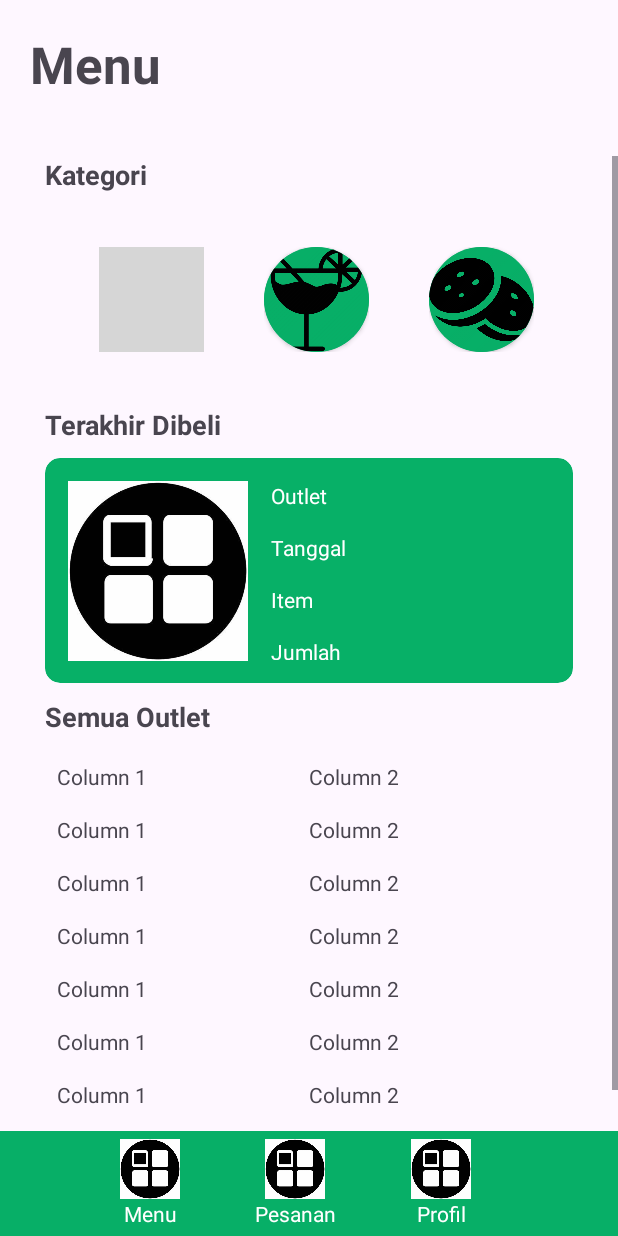
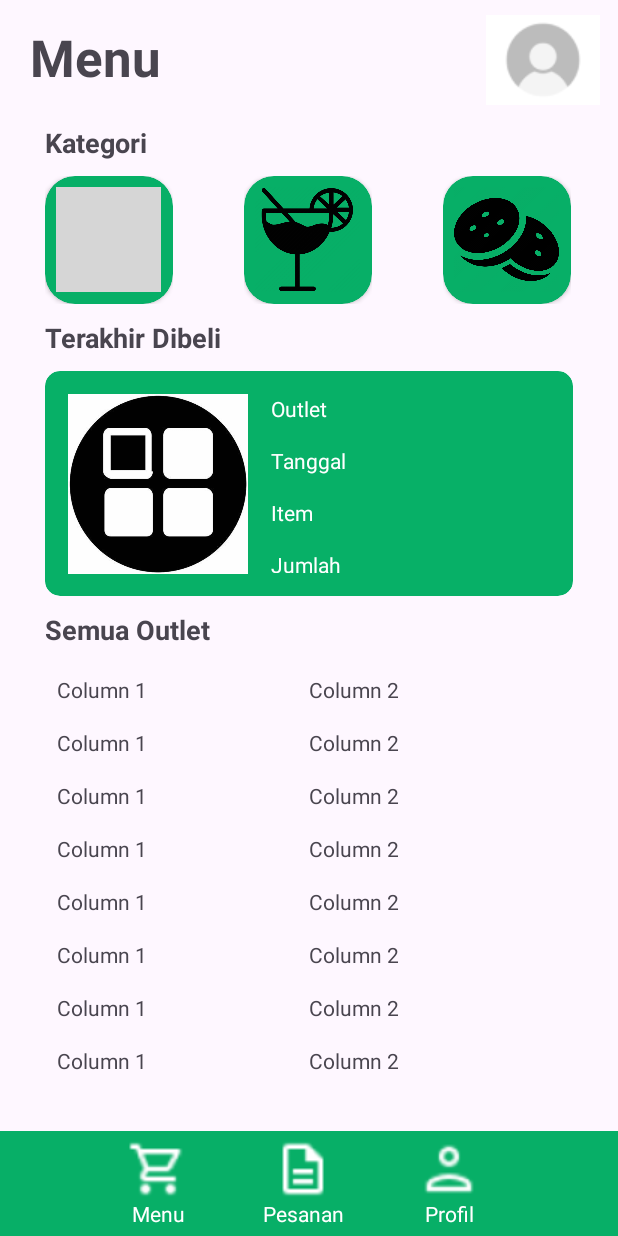
Before and after one commit to harismuj/ECanteen, an Android app: the MainActivity screen opened directly, with no data from a screen before it, on a phone screen of 412 x 824 dp. Run offline under Robolectric (Android 15) with nearby library versions, the phone set to English and light mode, and no system bars; grey boxes are pictures that could not be loaded.

Commit message:
homepage ui

```diff
--- a/app/src/main/res/layout/activity_category.xml
+++ b/app/src/main/res/layout/activity_category.xml
@@ -7,7 +7,6 @@
     <androidx.recyclerview.widget.RecyclerView
         android:id="@+id/categoryRecyclerView"
         android:layout_width="match_parent"
-        android:layout_height="wrap_content"
-        android:padding="16dp"/>
+        android:layout_height="wrap_content" />
 
 </RelativeLayout>
--- a/app/src/main/res/layout/activity_main.xml
+++ b/app/src/main/res/layout/activity_main.xml
@@ -4,8 +4,8 @@
     xmlns:tools="http://schemas.android.com/tools"
     android:layout_width="match_parent"
     android:layout_height="match_parent"
-    android:paddingTop="20dp"
     android:orientation="vertical"
+    android:paddingTop="10dp"
     tools:context=".MainActivity">
 
     <!-- Navigation Bar -->
@@ -42,16 +42,32 @@
 
     <!--    </LinearLayout>-->
 
+    <LinearLayout
+        android:layout_width="match_parent"
+        android:layout_height="wrap_content"
+        android:layout_weight="1"
+        android:elevation="8dp"
+        android:orientation="horizontal">
+
         <TextView
             android:id="@+id/menu"
             android:layout_width="match_parent"
-        android:layout_height="228dp"
+            android:layout_height="200dp"
             android:layout_marginLeft="20dp"
+            android:layout_marginTop="5dp"
             android:layout_marginBottom="10dp"
             android:layout_weight="1"
             android:text="Menu"
             android:textSize="34sp"
             android:textStyle="bold" />
+
+        <ImageView
+            android:id="@+id/imageView"
+            android:layout_width="200dp"
+            android:layout_height="wrap_content"
+            android:layout_weight="1"
+            android:src="@drawable/profil"/>
+    </LinearLayout>
 
     <ScrollView
         android:layout_width="match_parent"
@@ -72,6 +88,7 @@
                 android:id="@+id/kategori"
                 android:layout_width="wrap_content"
                 android:layout_height="wrap_content"
+                android:layout_marginBottom="10dp"
                 android:layout_weight="1"
                 android:text="Kategori"
                 android:textSize="18sp"
@@ -80,13 +97,13 @@
             <androidx.recyclerview.widget.RecyclerView
                 android:id="@+id/categoryRecyclerView"
                 android:layout_width="wrap_content"
-                android:layout_height="wrap_content"
-                android:padding="16dp"></androidx.recyclerview.widget.RecyclerView>
+                android:layout_height="wrap_content"></androidx.recyclerview.widget.RecyclerView>
 
             <TextView
                 android:id="@+id/terakhirDibeli"
                 android:layout_width="match_parent"
                 android:layout_height="wrap_content"
+                android:layout_marginTop="10dp"
                 android:layout_marginBottom="10dp"
                 android:layout_weight="1"
                 android:text="Terakhir Dibeli"
@@ -182,7 +199,7 @@
         android:layout_height="70dp"
         android:background="#07AF67"
         android:orientation="horizontal"
-        android:paddingLeft="80dp"
+        android:paddingLeft="85dp"
         android:paddingRight="50dp">
 
         <LinearLayout
@@ -198,7 +215,7 @@
                 android:background="#07AF67"
                 android:contentDescription="Menu Button"
                 android:scaleType="centerCrop"
-                android:src="@drawable/category" />
+                android:src="@drawable/menu" />
 
             <TextView
                 android:id="@+id/menuNavText"
@@ -224,7 +241,7 @@
                 android:background="#07AF67"
                 android:contentDescription="Pesanan Button"
                 android:scaleType="centerCrop"
-                android:src="@drawable/category" />
+                android:src="@drawable/pesanan" />
 
             <TextView
                 android:id="@+id/pesananNavText"
@@ -248,7 +265,7 @@
                 android:background="#07AF67"
                 android:contentDescription="Profil Button"
                 android:scaleType="centerCrop"
-                android:src="@drawable/category" />
+                android:src="@drawable/user" />
 
             <TextView
                 android:id="@+id/profilNavTest"
--- a/app/src/main/res/layout/item_category.xml
+++ b/app/src/main/res/layout/item_category.xml
@@ -1,20 +1,22 @@
 <?xml version="1.0" encoding="utf-8"?>
 <RelativeLayout xmlns:android="http://schemas.android.com/apk/res/android"
     xmlns:app="http://schemas.android.com/apk/res-auto"
+    xmlns:tools="http://schemas.android.com/tools"
     android:layout_width="wrap_content"
     android:layout_height="wrap_content"
-    android:padding="20dp">
+    android:layout_marginEnd="47dp">
 
     <androidx.cardview.widget.CardView
-        android:layout_width="wrap_content"
-        android:layout_height="wrap_content"
+        android:layout_width="85dp"
+        android:layout_height="85dp"
         app:cardBackgroundColor="#07AF67"
-        app:cardCornerRadius="50dp">
+        app:cardCornerRadius="20dp">
 
         <ImageButton
             android:id="@+id/categoryImage"
             android:layout_width="70dp"
             android:layout_height="70dp"
+            android:layout_gravity="center"
             android:background="#07AF67"
             android:contentDescription="@string/category_image_description"
             android:scaleType="centerCrop"
```
Also changed, not shown: app/src/main/res/drawable/menu.png (added), app/src/main/res/drawable/pesanan.png (added), app/src/main/res/drawable/profil.png (added), app/src/main/res/drawable/user.png (added). Lines whose indentation alone changed are shown as unchanged.
